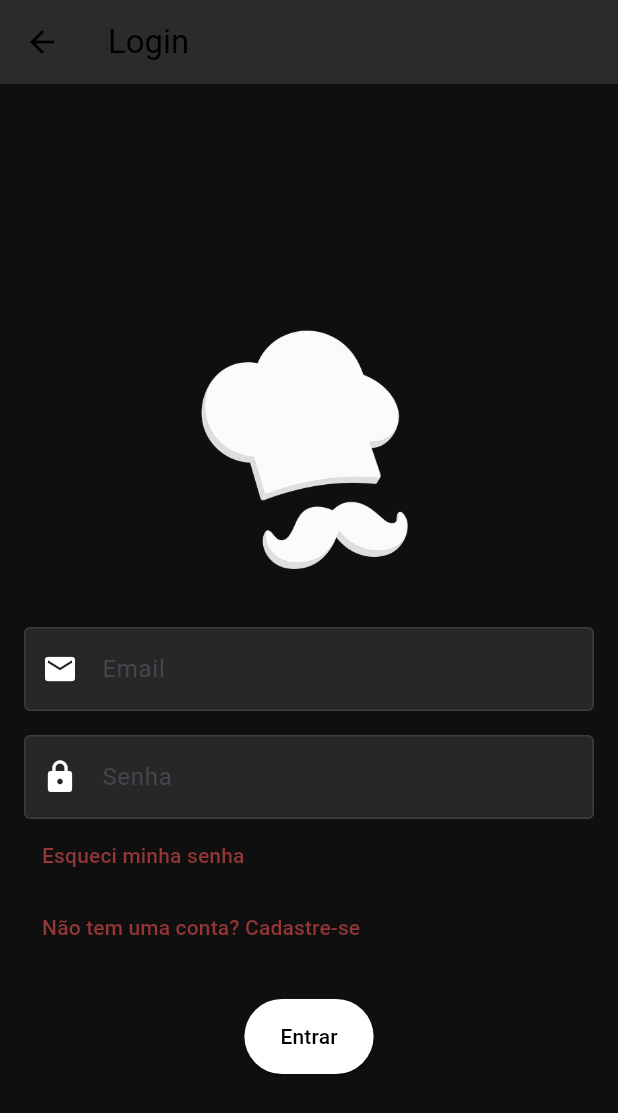
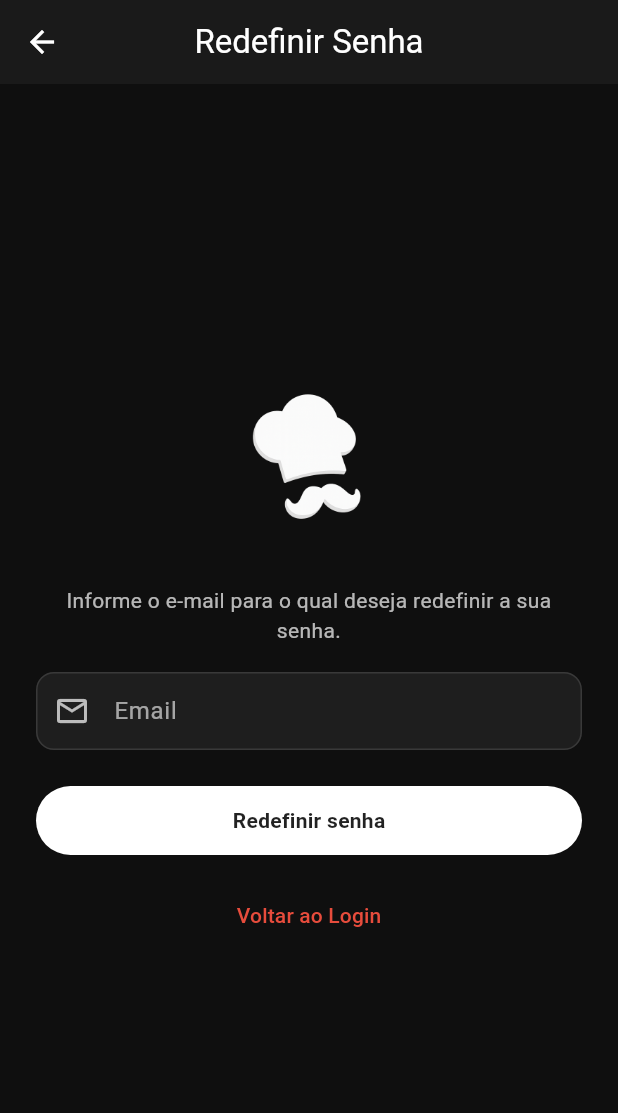
Before and after one commit to LelioNeto/ProjetoAplicativo, a Flutter app: the TelaLoginView screen opened directly, after a tap on "Esqueci minha senha", on a phone screen of 412 x 824 dp. Shown: the top 1113 px of the screen. Run offline on Flutter 3.47's test engine with Material 3 defaults, Android fonts, the light colour scheme and no system bars; our stand-ins replace device_preview.

Commit message:
fizemos a tela do 'Esqueci minha senha'

```diff
--- a/lib/main.dart
+++ b/lib/main.dart
@@ -1,14 +1,10 @@
 import 'package:flutter/material.dart';
 import 'package:device_preview/device_preview.dart';
 import 'view/tela_principal_view.dart';
+import 'view/tela_redefinir_senha_view.dart'; // importa a tela de redefinir senha
 
 void main() {
-  runApp(
-    DevicePreview(
-      enabled: true,
-      builder: (context) => const MyApp(),
-    ),
-  );
+  runApp(DevicePreview(enabled: true, builder: (context) => const MyApp()));
 }
 
 class MyApp extends StatelessWidget {
@@ -19,6 +15,8 @@ class MyApp extends StatelessWidget {
     return MaterialApp(
       debugShowCheckedModeBanner: false,
       builder: DevicePreview.appBuilder,
+      // aqui registramos as rotas
+      routes: {'/redefinir-senha': (context) => const TelaRedefinirSenhaView()},
       home: const TelaPrincipalView(),
     );
   }
--- a/lib/view/tela_login_view.dart
+++ b/lib/view/tela_login_view.dart
@@ -16,7 +16,10 @@ class TelaLoginView extends StatelessWidget {
           borderSide: BorderSide(color: Colors.white10),
         ),
         focusedBorder: const OutlineInputBorder(
-          borderSide: BorderSide(color: Color.fromARGB(255, 150, 54, 54), width: 2),
+          borderSide: BorderSide(
+            color: Color.fromARGB(255, 150, 54, 54),
+            width: 2,
+          ),
         ),
         prefixIcon: Icon(icon, color: Colors.white),
         floatingLabelStyle: const TextStyle(
@@ -28,10 +31,7 @@ class TelaLoginView extends StatelessWidget {
     return Scaffold(
       backgroundColor: const Color.fromARGB(255, 15, 15, 15),
       appBar: AppBar(
-        title: const Text(
-          "Login",
-          style: TextStyle(color: Colors.black),
-        ),
+        title: const Text("Login", style: TextStyle(color: Colors.black)),
         backgroundColor: const Color.fromARGB(255, 44, 43, 43),
         iconTheme: const IconThemeData(color: Colors.black),
       ),
@@ -51,11 +51,7 @@ class TelaLoginView extends StatelessWidget {
               const SizedBox(height: 24),
 
               // Ícone/logo no topo
-              Image.asset(
-                'image/LogoChefList.png',
-                height: 230,
-              ),
-
+              Image.asset('image/LogoChefList.png', height: 230),
 
               // Email
               TextField(
@@ -78,16 +74,16 @@ class TelaLoginView extends StatelessWidget {
                 alignment: Alignment.centerLeft,
                 child: TextButton(
                   onPressed: () {
-                    // ação futura: redefinir senha
+                    Navigator.pushNamed(context, '/redefinir-senha');
                   },
                   style: ButtonStyle(
-                    overlayColor: WidgetStateProperty.all(Colors.transparent), // sem efeito ao clicar
+                    overlayColor: WidgetStateProperty.all(
+                      Colors.transparent,
+                    ), // sem efeito ao clicar
                   ),
                   child: const Text(
                     "Esqueci minha senha",
-                    style: TextStyle(
-                      color: Color.fromARGB(255, 150, 54, 54),
-                    ),
+                    style: TextStyle(color: Color.fromARGB(255, 150, 54, 54)),
                   ),
                 ),
               ),
@@ -98,21 +94,22 @@ class TelaLoginView extends StatelessWidget {
                   onPressed: () {
                     Navigator.push(
                       context,
-        MaterialPageRoute(builder: (context) => const TelaCadastroView()),
+                      MaterialPageRoute(
+                        builder: (context) => const TelaCadastroView(),
+                      ),
                     );
                   },
                   style: ButtonStyle(
-      overlayColor: WidgetStateProperty.all(Colors.transparent), // sem efeito ao clicar
+                    overlayColor: WidgetStateProperty.all(
+                      Colors.transparent,
+                    ), // sem efeito ao clicar
                   ),
                   child: const Text(
                     "Não tem uma conta? Cadastre-se",
-      style: TextStyle(
-        color: Color.fromARGB(255, 150, 54, 54),
+                    style: TextStyle(color: Color.fromARGB(255, 150, 54, 54)),
                   ),
                 ),
               ),
-),
-
 
               const SizedBox(height: 24),
 
--- /dev/null
+++ b/lib/view/tela_redefinir_senha_view.dart
@@ -0,0 +1,152 @@
+import 'package:flutter/material.dart';
+
+class TelaRedefinirSenhaView extends StatefulWidget {
+  const TelaRedefinirSenhaView({super.key});
+
+  @override
+  State<TelaRedefinirSenhaView> createState() => _TelaRedefinirSenhaViewState();
+}
+
+class _TelaRedefinirSenhaViewState extends State<TelaRedefinirSenhaView> {
+  final _formKey = GlobalKey<FormState>();
+  final _emailCtrl = TextEditingController();
+
+  @override
+  void dispose() {
+    _emailCtrl.dispose();
+    super.dispose();
+  }
+
+  InputDecoration _inputDeco({required String hint, required IconData icon}) {
+    return InputDecoration(
+      hintText: hint,
+      prefixIcon: Icon(icon, color: Colors.white70),
+      hintStyle: const TextStyle(color: Colors.white60),
+      filled: true,
+      fillColor: const Color(0xFF1E1E1E),
+      contentPadding: const EdgeInsets.symmetric(horizontal: 14, vertical: 14),
+      enabledBorder: OutlineInputBorder(
+        borderRadius: BorderRadius.circular(12),
+        borderSide: BorderSide(color: Colors.white12),
+      ),
+      focusedBorder: OutlineInputBorder(
+        borderRadius: BorderRadius.circular(12),
+        borderSide: const BorderSide(color: Colors.white38),
+      ),
+    );
+  }
+
+  @override
+  Widget build(BuildContext context) {
+    return Scaffold(
+      backgroundColor: const Color(0xFF0F0F0F),
+      appBar: AppBar(
+        backgroundColor: const Color(0xFF1A1A1A),
+        foregroundColor: Colors.white,
+        elevation: 0,
+        title: const Text('Redefinir Senha'),
+        centerTitle: true,
+      ),
+      body: SafeArea(
+        child: Center(
+          child: SingleChildScrollView(
+            padding: const EdgeInsets.symmetric(horizontal: 24, vertical: 16),
+            child: ConstrainedBox(
+              constraints: const BoxConstraints(maxWidth: 420),
+              child: Column(
+                crossAxisAlignment: CrossAxisAlignment.stretch,
+                children: [
+                  // Logo no mesmo estilo do login
+                  Align(
+                    alignment: Alignment.center,
+                    child: Image.asset(
+                      'image/LogoChefList.png',
+                      height: 120,
+                      fit: BoxFit.contain,
+                    ),
+                  ),
+                  const SizedBox(height: 24),
+
+                  const Text(
+                    'Informe o e-mail para o qual deseja redefinir a sua senha.',
+                    textAlign: TextAlign.center,
+                    style: TextStyle(color: Colors.white70, fontSize: 14),
+                  ),
+                  const SizedBox(height: 18),
+
+                  Form(
+                    key: _formKey,
+                    child: Column(
+                      crossAxisAlignment: CrossAxisAlignment.stretch,
+                      children: [
+                        TextFormField(
+                          controller: _emailCtrl,
+                          keyboardType: TextInputType.emailAddress,
+                          style: const TextStyle(color: Colors.white),
+                          decoration: _inputDeco(
+                            hint: 'Email',
+                            icon: Icons.mail_outline,
+                          ),
+                          validator: (v) => (v == null || v.trim().isEmpty)
+                              ? 'Informe seu e-mail'
+                              : null,
+                        ),
+                        const SizedBox(height: 24),
+
+                        // Botão "pílula" branco como na tela de login
+                        SizedBox(
+                          height: 46,
+                          child: ElevatedButton(
+                            style: ElevatedButton.styleFrom(
+                              backgroundColor: Colors.white,
+                              foregroundColor: Colors.black87,
+                              shape: RoundedRectangleBorder(
+                                borderRadius: BorderRadius.circular(28),
+                              ),
+                              elevation: 0,
+                            ),
+                            onPressed: () {
+                              // Somente UI / feedback visual
+                              if (_formKey.currentState!.validate()) {
+                                ScaffoldMessenger.of(context).showSnackBar(
+                                  const SnackBar(
+                                    content: Text(
+                                      'Front-end pronto (sem integração).',
+                                    ),
+                                  ),
+                                );
+                              }
+                            },
+                            child: const Text(
+                              'Redefinir senha',
+                              style: TextStyle(
+                                fontWeight: FontWeight.w600,
+                                letterSpacing: .2,
+                              ),
+                            ),
+                          ),
+                        ),
+                        const SizedBox(height: 16),
+
+                        // Link em vermelho, igual ao estilo do login
+                        Center(
+                          child: TextButton(
+                            onPressed: () => Navigator.pop(context),
+                            child: const Text(
+                              'Voltar ao Login',
+                              style: TextStyle(color: Color(0xFFE74C3C)),
+                            ),
+                          ),
+                        ),
+                      ],
+                    ),
+                  ),
+                ],
+              ),
+            ),
+          ),
+        ),
+      ),
+    );
+  }
+}
```
Also changed, not shown: lib/view/tela_principal_view.dart (+13 -7 lines). Lines whose indentation alone changed are shown as unchanged.
